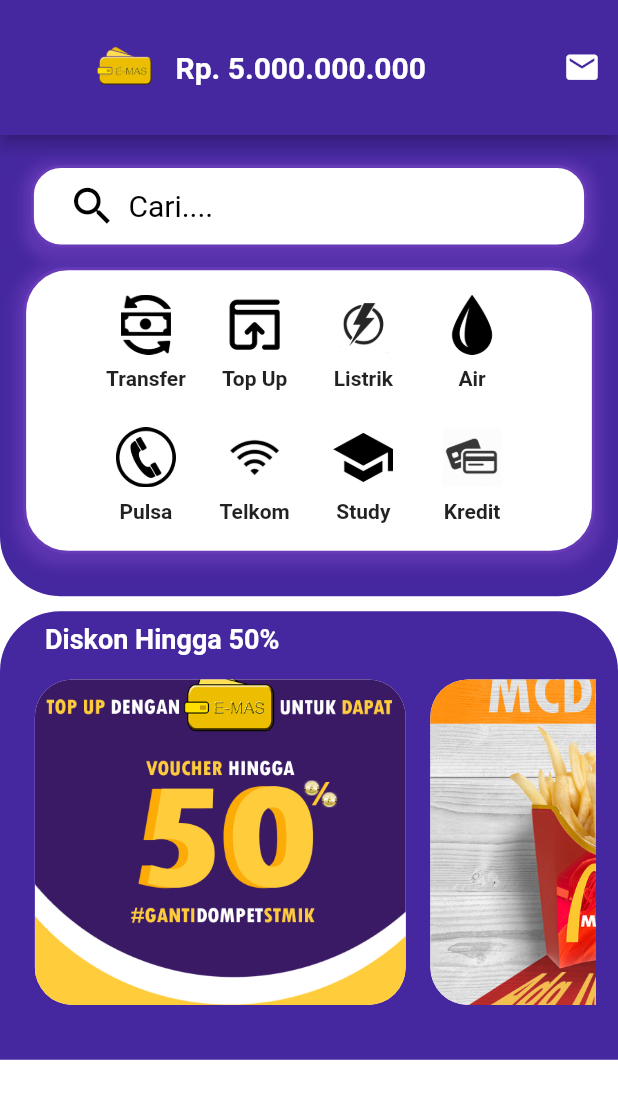
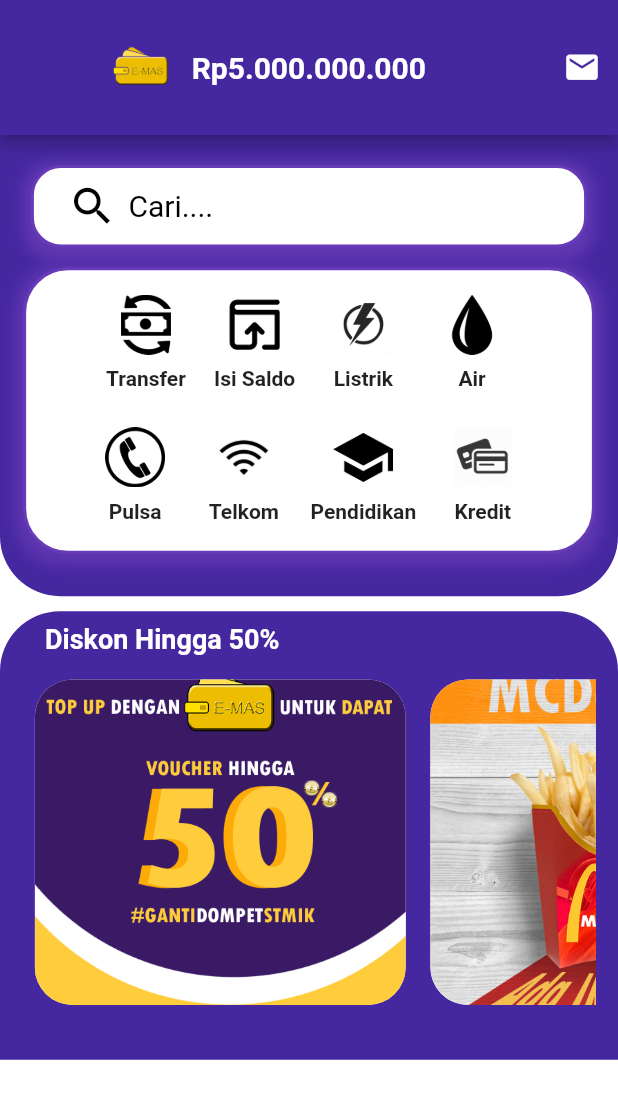
Before and after one commit to rzalAbu24/aplikasi_dompet_digital, a Flutter app: the HomeScreen screen opened directly, on a phone screen of 412 x 824 dp. Shown: the top 1099 px of the screen. Run offline on Flutter 3.47's test engine with Material 2 defaults, Android fonts, the phone set to English and light mode, and no system bars; missing offline and left inert: qr_code_scanner.

Commit message:
Edit HomeScreen

```diff
--- a/lib/screens/home_screen.dart
+++ b/lib/screens/home_screen.dart
@@ -25,7 +25,7 @@
               Padding(
                 padding: EdgeInsets.only(right: 80),
                 child: Text(
-                  " Rp. 5.000.000.000",
+                  " Rp5.000.000.000",
                   style: TextStyle(
                     fontSize: 20,
                     color: Colors.white,
@@ -168,7 +168,7 @@
                                       iconSize: 40,
                                     ),
                                     Text(
-                                      "Top Up",
+                                      "Isi Saldo",
                                       style: TextStyle(
                                           fontWeight: FontWeight.bold),
                                     )
@@ -271,7 +271,7 @@
                                       iconSize: 40,
                                     ),
                                     Text(
-                                      "Study",
+                                      "Pendidikan",
                                       style: TextStyle(
                                           fontWeight: FontWeight.bold),
                                     )
```
